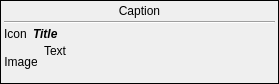
Old version of the form trunk/src/plugins/notifications/notifywidget.ui in the repository vacuum-im/vacuum-im.
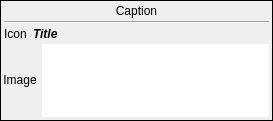
New version of the form. Custom widgets are drawn as their Qt base class.

Diff of the .ui file:
```diff
--- a/trunk/src/plugins/notifications/notifywidget.ui
+++ b/trunk/src/plugins/notifications/notifywidget.ui
@@ -6,8 +6,8 @@
    <rect>
     <x>0</x>
     <y>0</y>
-    <width>279</width>
-    <height>84</height>
+    <width>273</width>
+    <height>121</height>
    </rect>
   </property>
   <layout class="QVBoxLayout" name="verticalLayout_2">
@@ -120,30 +120,27 @@
          </widget>
         </item>
         <item>
-         <widget class="QLabel" name="lblText">
-          <property name="sizePolicy">
-           <sizepolicy hsizetype="Preferred" vsizetype="Expanding">
-            <horstretch>0</horstretch>
-            <verstretch>0</verstretch>
-           </sizepolicy>
+         <widget class="NotifyTextBrowser" name="ntbText">
+          <property name="cursor" stdset="0">
+           <cursorShape>PointingHandCursor</cursorShape>
           </property>
-          <property name="maximumSize">
-           <size>
-            <width>230</width>
-            <height>80</height>
-           </size>
+          <property name="focusPolicy">
+           <enum>Qt::NoFocus</enum>
           </property>
-          <property name="text">
-           <string notr="true">Text</string>
+          <property name="frameShape">
+           <enum>QFrame::NoFrame</enum>
           </property>
-          <property name="textFormat">
-           <enum>Qt::PlainText</enum>
+          <property name="verticalScrollBarPolicy">
+           <enum>Qt::ScrollBarAlwaysOff</enum>
           </property>
-          <property name="alignment">
-           <set>Qt::AlignLeading|Qt::AlignLeft|Qt::AlignTop</set>
+          <property name="horizontalScrollBarPolicy">
+           <enum>Qt::ScrollBarAlwaysOff</enum>
           </property>
-          <property name="wordWrap">
-           <bool>true</bool>
+          <property name="textInteractionFlags">
+           <set>Qt::NoTextInteraction</set>
+          </property>
+          <property name="openLinks">
+           <bool>false</bool>
           </property>
          </widget>
         </item>
@@ -155,6 +152,13 @@
   </layout>
  </widget>
  <layoutdefault spacing="6" margin="11"/>
+ <customwidgets>
+  <customwidget>
+   <class>NotifyTextBrowser</class>
+   <extends>QTextBrowser</extends>
+   <header>notifytextbrowser.h</header>
+  </customwidget>
+ </customwidgets>
  <resources/>
  <connections/>
 </ui>
```
